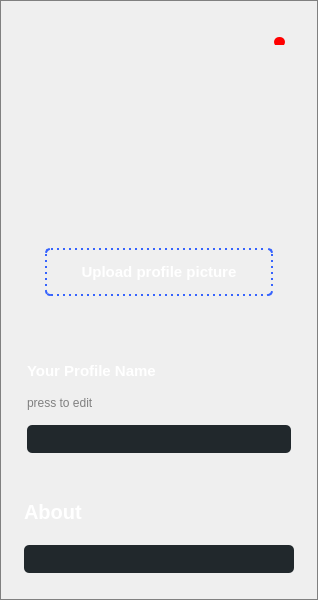
Above: profilewindow.ui from MarkoSami/ChatVibes before the change. Below: the same form after it.
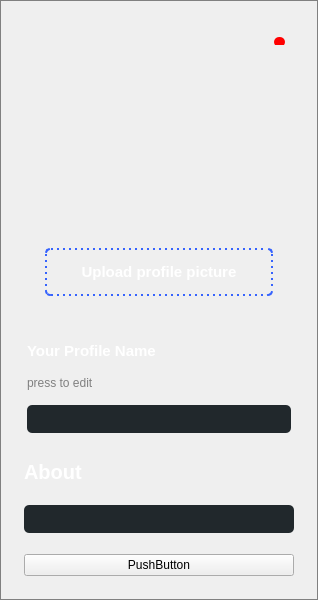
That is the form after the change. Icons and pictures are not drawn.

What changed in the file:
```diff
--- a/profilewindow.ui
+++ b/profilewindow.ui
@@ -348,6 +348,13 @@
            </property>
           </widget>
          </item>
+         <item>
+          <widget class="QPushButton" name="pushButton">
+           <property name="text">
+            <string>PushButton</string>
+           </property>
+          </widget>
+         </item>
          <item>
           <spacer name="verticalSpacer_2">
            <property name="orientation">
```
